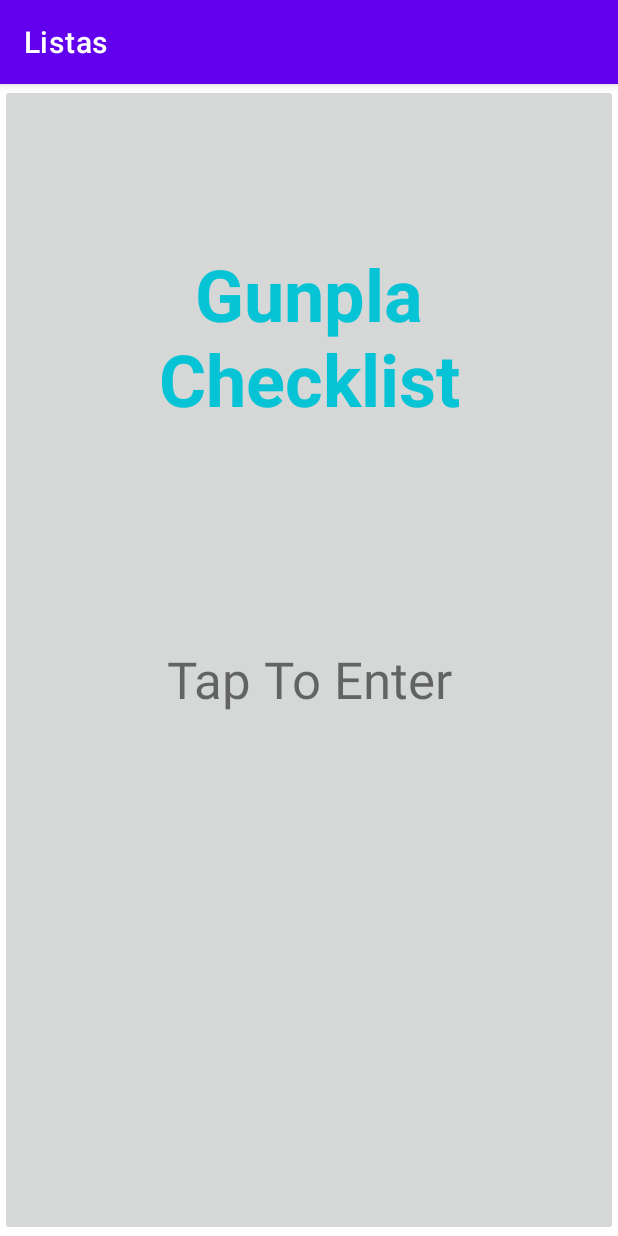
After one commit to GrimHaagenti/GunplaChecklist, an Android app: the fragment MainScreenFragment placed in its activity, on a phone screen of 412 x 824 dp. The commit adds this screen. Run offline under Robolectric (Android 15) with nearby library versions, the phone set to English and light mode, and no system bars; our stand-ins replace Picasso.

Commit message:
po bueno

```diff
--- a/app/build.gradle
+++ b/app/build.gradle
@@ -54,4 +54,6 @@ dependencies {
     implementation 'com.google.firebase:firebase-analytics-ktx'
     implementation 'com.google.firebase:firebase-auth-ktx'
 
+    // Picasso
+    implementation 'com.squareup.picasso:picasso:2.5.2'
 }
--- a/app/src/main/java/com/example/listas/GunplaListActivity.kt
+++ b/app/src/main/java/com/example/listas/GunplaListActivity.kt
@@ -2,21 +2,32 @@ package com.example.listas
 
 import androidx.appcompat.app.AppCompatActivity
 import android.os.Bundle
-import androidx.core.view.children
 import androidx.fragment.app.Fragment
-import androidx.fragment.app.FragmentManager
-import androidx.recyclerview.widget.RecyclerView
-import com.example.listas.databinding.ActivityParticlesBinding
+import com.example.listas.databinding.ActivityMainBinding
+import com.example.listas.dataclasses.GunplaDatabase
+import com.example.listas.dataclasses.gunplaItem
+import com.example.listas.fragments.DetailsPageFragment
+import com.example.listas.fragments.GunplaListFragment
+import com.example.listas.fragments.MainMenuFragment
+import com.example.listas.fragments.MainScreenFragment
 import com.google.gson.Gson
 
+
+enum class Screens { MAINSCREEN, MENUSCREEN, GUNPLALIST, DETAILSPAGE}
 class GunplaListActivity : AppCompatActivity() {
 
-    private lateinit var  binding: ActivityParticlesBinding
-    private  lateinit var detailsPageFragment : DetailsPageFragment
+    private lateinit var binding: ActivityMainBinding
+
+    private lateinit var mainScreenFragment :MainScreenFragment
+    private lateinit var mainMenuFragment: MainMenuFragment
+    private lateinit var gunplaListFragment: GunplaListFragment
+    private lateinit var detailsPageFragment : DetailsPageFragment
+
     override fun onCreate(savedInstanceState: Bundle?) {
         super.onCreate(savedInstanceState)
 
-        binding = ActivityParticlesBinding.inflate(layoutInflater)
+        binding = ActivityMainBinding.inflate(layoutInflater)
+
         setContentView(binding.root)
 
         var gunplaDatabase: GunplaDatabase = ReadJson()
@@ -25,27 +36,35 @@ class GunplaListActivity : AppCompatActivity() {
 
         gunplaList = gunplaDatabase.GunplaDatabase
 
-        val detailsPageFragment = DetailsPageFragment(supportFragmentManager)
-        /*setFragment(detailsPageFragment)
-        hideFragment(detailsPageFragment)
-*/
-        binding.ParticleRecyclerViewAdapter.adapter = GunplaRecyclerViewAdapter(gunplaList,this)
+        mainScreenFragment = MainScreenFragment()
+        mainMenuFragment = MainMenuFragment(supportFragmentManager)
+        gunplaListFragment = GunplaListFragment(supportFragmentManager, gunplaList, this)
+        detailsPageFragment = DetailsPageFragment(supportFragmentManager)
+
+        setFragment(gunplaListFragment)
+        //hideFragment(detailsPageFragment)
+
 
 
 
 
     }
 
-    fun getBinding(): ActivityParticlesBinding{
+    fun getBinding(): ActivityMainBinding{
         return binding
     }
-    fun getFragment(): DetailsPageFragment{
-        return detailsPageFragment
+    public fun getFragment( name: Screens): Fragment? {
+        return when (name){
+            Screens.MAINSCREEN -> mainScreenFragment
+            Screens.MENUSCREEN -> mainMenuFragment
+            Screens.GUNPLALIST -> gunplaListFragment
+            Screens.DETAILSPAGE -> detailsPageFragment
+        }
     }
 
     fun setFragment(fragment: Fragment){
         supportFragmentManager.beginTransaction().apply {
-            //replace(binding.fragmentContainer.id, fragment)
+            replace(binding.fragmentContainer.id, fragment)
             commit()
         }
     }
@@ -56,7 +75,7 @@ class GunplaListActivity : AppCompatActivity() {
             commit()
         }
     }
-    fun ReadJson (): GunplaDatabase{
+    fun ReadJson (): GunplaDatabase {
         val fileContent = getResourceAsText()
         println(fileContent)
         val gson = Gson()
--- a/app/src/main/java/com/example/listas/GunplaRecyclerViewAdapter.kt
+++ b/app/src/main/java/com/example/listas/GunplaRecyclerViewAdapter.kt
@@ -1,45 +1,51 @@
 package com.example.listas
 
 
-import androidx.recyclerview.widget.RecyclerView
+import android.R
 import android.view.LayoutInflater
 import android.view.ViewGroup
+import android.widget.ImageView
 import androidx.fragment.app.Fragment
-import androidx.fragment.app.FragmentManager
-import com.example.listas.databinding.ItemParticleBinding
-import kotlinx.coroutines.NonDisposableHandle.parent
+import androidx.recyclerview.widget.RecyclerView
+import com.example.listas.databinding.ItemGunplaBinding
+import com.example.listas.dataclasses.gunplaItem
+import com.squareup.picasso.Picasso
 
 
 class GunplaRecyclerViewAdapter(val gunplas: List<gunplaItem>, val parent: GunplaListActivity):
-    RecyclerView.Adapter<GunplaRecyclerViewAdapter.ParticleVH>()
+    RecyclerView.Adapter<GunplaRecyclerViewAdapter.GunplaVH>()
 {
 
-    inner class ParticleVH(binding: ItemParticleBinding):
+    inner class GunplaVH(binding: ItemGunplaBinding):
         RecyclerView.ViewHolder(binding.root){
-        val name = binding.particleText
-        val image = binding.particleImage
+
         val root = binding.root
+
+        val img = binding.boxArtImage
     }
 
-    override fun onCreateViewHolder(parent: ViewGroup, viewType: Int): ParticleVH {
+    override fun onCreateViewHolder(parent: ViewGroup, viewType: Int): GunplaVH {
         val layoutInflater = LayoutInflater.from(parent.context)
-        val binding = ItemParticleBinding.inflate(layoutInflater)
+        val binding = ItemGunplaBinding.inflate(layoutInflater)
 
-        return ParticleVH(binding)
+        return GunplaVH(binding)
 
     }
 
-    override fun onBindViewHolder(holder: ParticleVH, position: Int) {
+    override fun onBindViewHolder(holder: GunplaVH, position: Int) {
         val element = gunplas[position]
-
-        holder.name.text = element.FullName
-
+        //getBoxArt(element.boxArtUrl, holder.img)
         holder.root.setOnClickListener {
-            parent.getFragment().changeDetails(element.FullName)
+            /*parent.getFragment().changeDetails(element.FullName)
             setFragment( parent.getFragment())
-
+            */
         }
 
+
+    }
+
+    fun getBoxArt(url: String?, imageView: ImageView?){
+        Picasso.with(parent).load(url).into(imageView)
 
     }
     fun setParent(par:GunplaListActivity){
--- a/app/src/main/java/com/example/listas/GunplaDatabase.kt
+++ b/app/src/main/java/com/example/listas/dataclasses/GunplaDatabase.kt
@@ -1,6 +1,4 @@
-package com.example.listas
-
-import com.google.gson.Gson
+package com.example.listas.dataclasses
 
 class GunplaDatabase {
     val DataFormat: String = ""
--- a/app/src/main/java/com/example/listas/gunplaItem.kt
+++ b/app/src/main/java/com/example/listas/dataclasses/gunplaItem.kt
@@ -1,4 +1,4 @@
-package com.example.listas
+package com.example.listas.dataclasses
 import com.google.gson.annotations.SerializedName
 
 data class gunplaItem (
--- a/app/src/main/java/com/example/listas/DetailsPageFragment.kt
+++ b/app/src/main/java/com/example/listas/fragments/DetailsPageFragment.kt
@@ -1,4 +1,4 @@
-package com.example.listas
+package com.example.listas.fragments
 
 import android.os.Bundle
 import android.view.LayoutInflater
@@ -17,6 +17,7 @@ class DetailsPageFragment(val suppManager:FragmentManager):Fragment() {
         container: ViewGroup?,
         savedInstanceState: Bundle?
     ): View? {
+
         binding.goBackButton.setOnClickListener { hideDetails()}
         binding = FragmentDetailsPageBinding.inflate(inflater)
         return binding.root
--- /dev/null
+++ b/app/src/main/java/com/example/listas/fragments/GunplaListFragment.kt
@@ -0,0 +1,33 @@
+package com.example.listas.fragments
+
+import android.os.Bundle
+import android.view.LayoutInflater
+import android.view.View
+import android.view.ViewGroup
+import androidx.fragment.app.Fragment
+import androidx.fragment.app.FragmentManager
+import androidx.recyclerview.widget.GridLayoutManager
+import com.example.listas.GunplaListActivity
+import com.example.listas.GunplaRecyclerViewAdapter
+import com.example.listas.databinding.FragmentGunplaListBinding
+import com.example.listas.dataclasses.gunplaItem
+
+class GunplaListFragment(val suppManager: FragmentManager, val gunplaList: List<gunplaItem>, val parent: GunplaListActivity): Fragment() {
+
+    private lateinit var binding : FragmentGunplaListBinding
+
+    override fun onCreateView(
+        inflater: LayoutInflater,
+        container: ViewGroup?,
+        savedInstanceState: Bundle?
+    ): View? {
+        val manager = GridLayoutManager(parent,3)
+
+        binding = FragmentGunplaListBinding.inflate(inflater)
+        binding.gunplaRecyclerView.layoutManager = manager
+        binding.gunplaRecyclerView.adapter = GunplaRecyclerViewAdapter(gunplaList, parent)
+
+        return binding.root
+    }
+
+}
--- /dev/null
+++ b/app/src/main/java/com/example/listas/fragments/MainMenuFragment.kt
@@ -0,0 +1,24 @@
+package com.example.listas.fragments
+
+import android.os.Bundle
+import android.view.LayoutInflater
+import android.view.View
+import android.view.ViewGroup
+import androidx.fragment.app.Fragment
+import androidx.fragment.app.FragmentManager
+import com.example.listas.databinding.FragmentMainMenuBinding
+
+class MainMenuFragment(val suppManager: FragmentManager): Fragment() {
+
+    private lateinit var binding: FragmentMainMenuBinding
+
+
+    override fun onCreateView(
+        inflater: LayoutInflater,
+        container: ViewGroup?,
+        savedInstanceState: Bundle?
+    ): View? {
+        binding = FragmentMainMenuBinding.inflate(inflater)
+        return binding.root
+    }
+}
--- /dev/null
+++ b/app/src/main/java/com/example/listas/fragments/MainScreenFragment.kt
@@ -0,0 +1,27 @@
+package com.example.listas.fragments
+
+import android.os.Bundle
+import android.view.LayoutInflater
+import android.view.View
+import android.view.ViewGroup
+import androidx.appcompat.app.AppCompatActivity
+import androidx.fragment.app.Fragment
+import androidx.fragment.app.FragmentManager
+import com.example.listas.databinding.FragmentDetailsPageBinding
+import com.example.listas.databinding.FragmentMainScreenBinding
+
+class MainScreenFragment(): Fragment() {
+
+    private lateinit var binding : FragmentMainScreenBinding
+
+
+    override fun onCreateView(
+        inflater: LayoutInflater,
+        container: ViewGroup?,
+        savedInstanceState: Bundle?
+    ): View? {
+
+        binding = FragmentMainScreenBinding.inflate(inflater)
+        return binding.root
+    }
+}
--- /dev/null
+++ b/app/src/main/res/drawable/ic_transparent.xml
@@ -0,0 +1,5 @@
+<vector android:alpha="0" android:height="24dp" android:tint="#000000"
+    android:viewportHeight="24" android:viewportWidth="24"
+    android:width="24dp" xmlns:android="http://schemas.android.com/apk/res/android">
+    <path android:fillColor="@android:color/white" android:pathData="M19,3L5,3c-1.1,0 -2,0.9 -2,2v14c0,1.1 0.9,2 2,2h14c1.1,0 2,-0.9 2,-2L21,5c0,-1.1 -0.9,-2 -2,-2zM12,13.5h-1L11,15L9.5,15v-1.5h-3L6.5,9L8,9v3h1.5L9.5,9L11,9v3h1v1.5zM18,15h-1.75l-1.75,-2.25L14.5,15L13,15L13,9h1.5v2.25L16.25,9L18,9l-2.25,3L18,15z"/>
+</vector>
--- /dev/null
+++ b/app/src/main/res/layout/activity_main.xml
@@ -0,0 +1,20 @@
+<?xml version="1.0" encoding="utf-8"?>
+<androidx.constraintlayout.widget.ConstraintLayout xmlns:android="http://schemas.android.com/apk/res/android"
+    xmlns:app="http://schemas.android.com/apk/res-auto"
+    xmlns:tools="http://schemas.android.com/tools"
+    android:layout_width="match_parent"
+    android:layout_height="match_parent"
+    tools:context=".GunplaListActivity">
+
+
+    <FrameLayout
+        android:id="@+id/fragmentContainer"
+        android:layout_width="match_parent"
+        android:layout_height="match_parent"
+        app:layout_constraintBottom_toBottomOf="parent"
+        app:layout_constraintEnd_toEndOf="parent"
+        app:layout_constraintStart_toStartOf="parent"
+        app:layout_constraintTop_toTopOf="parent">
+
+    </FrameLayout>
+</androidx.constraintlayout.widget.ConstraintLayout>
--- /dev/null
+++ b/app/src/main/res/layout/fragment_main_screen.xml
@@ -0,0 +1,47 @@
+<?xml version="1.0" encoding="utf-8"?>
+<androidx.constraintlayout.widget.ConstraintLayout xmlns:android="http://schemas.android.com/apk/res/android"
+    xmlns:app="http://schemas.android.com/apk/res-auto"
+    xmlns:tools="http://schemas.android.com/tools"
+    android:layout_width="match_parent"
+    android:layout_height="match_parent">
+
+    <ImageButton
+        android:id="@+id/enterAppButton"
+        android:layout_width="0dp"
+        android:layout_height="0dp"
+        android:contentDescription="Tap to Enter"
+        app:layout_constraintBottom_toBottomOf="parent"
+        app:layout_constraintEnd_toEndOf="parent"
+        app:layout_constraintStart_toStartOf="parent"
+        app:layout_constraintTop_toTopOf="parent"
+        app:srcCompat="@drawable/ic_transparent" />
+
+    <TextView
+        android:id="@+id/MainTitle"
+        android:layout_width="283dp"
+        android:layout_height="143dp"
+        android:text="Gunpla Checklist"
+        android:textAlignment="center"
+        android:textColor="#06C3D5"
+        android:textSize="48sp"
+        android:textStyle="bold"
+        app:layout_constraintBottom_toBottomOf="parent"
+        app:layout_constraintEnd_toEndOf="parent"
+        app:layout_constraintStart_toStartOf="parent"
+        app:layout_constraintTop_toTopOf="parent"
+        app:layout_constraintVertical_bias="0.172" />
+
+    <TextView
+        android:id="@+id/TapToEnterText"
+        android:layout_width="wrap_content"
+        android:layout_height="wrap_content"
+        android:text="Tap To Enter"
+        android:textAlignment="center"
+        android:textSize="34sp"
+        app:layout_constraintBottom_toBottomOf="parent"
+        app:layout_constraintEnd_toEndOf="parent"
+        app:layout_constraintStart_toStartOf="parent"
+        app:layout_constraintTop_toBottomOf="@+id/MainTitle"
+        app:layout_constraintVertical_bias="0.262" />
+
+</androidx.constraintlayout.widget.ConstraintLayout>
```
Also changed, not shown: app/src/main/java/com/example/listas/jsonReader.kt (deleted, +0 -9 lines), app/src/main/res/layout/activity_particles.xml (deleted, +0 -29 lines), app/src/main/res/layout/fragment_gunpla_list.xml (added, +20 -0 lines), app/src/main/res/layout/fragment_main_menu.xml (added, +43 -0 lines), app/src/main/res/layout/item_gunpla.xml (added, +20 -0 lines), app/src/main/res/layout/item_particle.xml (deleted, +0 -27 lines).
